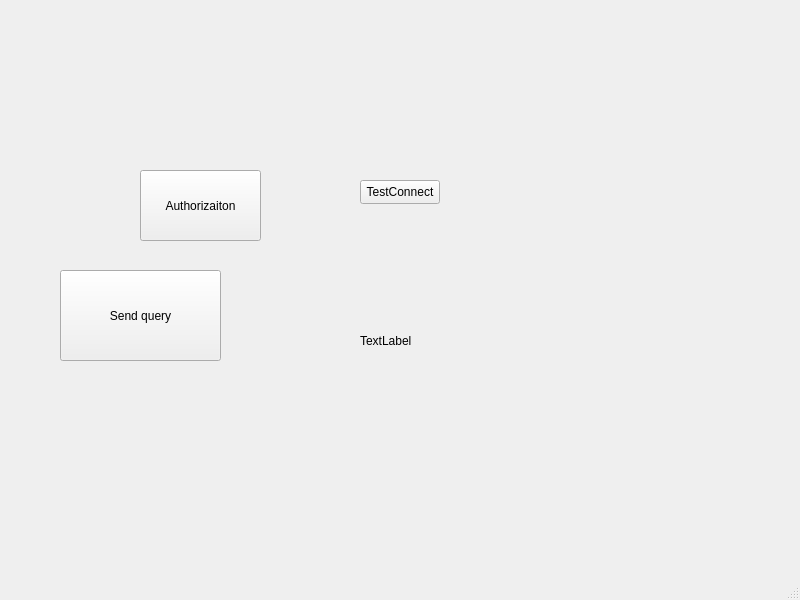
Qt form design/mainwindow.ui (Ruha24/HotelQt) before a commit.
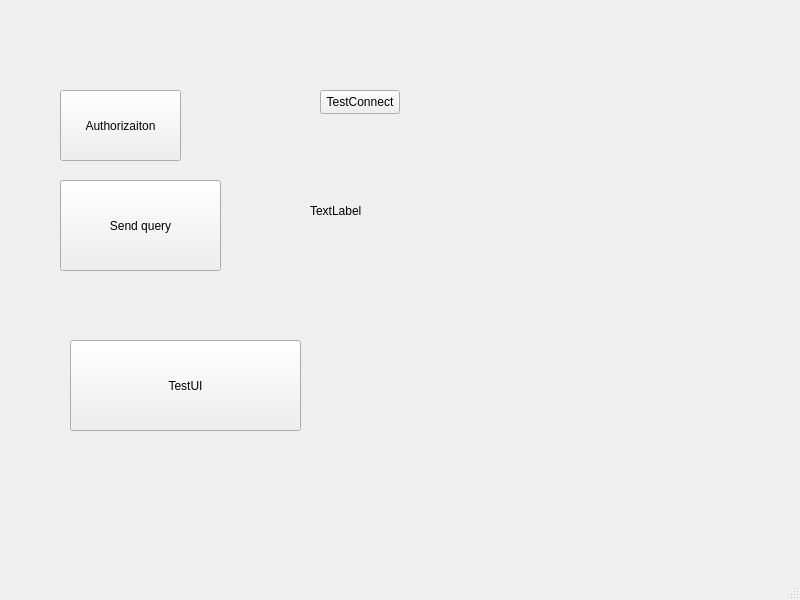
The same form after that commit.

```diff
--- a/design/mainwindow.ui
+++ b/design/mainwindow.ui
@@ -17,8 +17,8 @@
    <widget class="QPushButton" name="pushButton">
     <property name="geometry">
      <rect>
-      <x>140</x>
-      <y>170</y>
+      <x>60</x>
+      <y>90</y>
       <width>121</width>
       <height>71</height>
      </rect>
@@ -30,8 +30,8 @@
    <widget class="QPushButton" name="pushButton_2">
     <property name="geometry">
      <rect>
-      <x>360</x>
-      <y>180</y>
+      <x>320</x>
+      <y>90</y>
       <width>80</width>
       <height>24</height>
      </rect>
@@ -43,8 +43,8 @@
    <widget class="QLabel" name="label">
     <property name="geometry">
      <rect>
-      <x>360</x>
-      <y>310</y>
+      <x>310</x>
+      <y>180</y>
       <width>251</width>
       <height>61</height>
      </rect>
@@ -57,7 +57,7 @@
     <property name="geometry">
      <rect>
       <x>60</x>
-      <y>270</y>
+      <y>180</y>
       <width>161</width>
       <height>91</height>
      </rect>
@@ -66,6 +66,19 @@
      <string>Send query</string>
     </property>
    </widget>
+   <widget class="QPushButton" name="pushButton_4">
+    <property name="geometry">
+     <rect>
+      <x>70</x>
+      <y>340</y>
+      <width>231</width>
+      <height>91</height>
+     </rect>
+    </property>
+    <property name="text">
+     <string>TestUI</string>
+    </property>
+   </widget>
   </widget>
   <widget class="QMenuBar" name="menubar">
    <property name="geometry">
```
